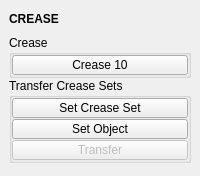
First picture: the form in tentacle/ui/crease.ui, repository m3trik/tentacle, before the edit.
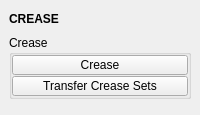
Second picture: the form after the edit. Custom widgets are drawn as their Qt base class.

```diff
--- a/tentacle/ui/crease.ui
+++ b/tentacle/ui/crease.ui
@@ -10,7 +10,7 @@
     <x>0</x>
     <y>0</y>
     <width>200</width>
-    <height>176</height>
+    <height>115</height>
    </rect>
   </property>
   <property name="layoutDirection">
@@ -200,7 +200,7 @@
             <string>&lt;html&gt;&lt;head/&gt;&lt;body&gt;&lt;p&gt;Edit the crease value of any selected components&lt;/p&gt;&lt;/body&gt;&lt;/html&gt;</string>
            </property>
            <property name="text">
-            <string>Crease 10</string>
+            <string>Crease</string>
            </property>
            <property name="iconSize">
             <size>
@@ -210,108 +210,10 @@
            </property>
           </widget>
          </item>
-        </layout>
-       </widget>
-      </item>
-      <item>
-       <widget class="QGroupBox" name="Transfer_Crease_Sets">
-        <property name="title">
-         <string>Transfer Crease Sets</string>
-        </property>
-        <layout class="QVBoxLayout" name="verticalLayout_2">
-         <property name="spacing">
-          <number>1</number>
-         </property>
-         <property name="leftMargin">
-          <number>0</number>
-         </property>
-         <property name="topMargin">
-          <number>0</number>
-         </property>
-         <property name="rightMargin">
-          <number>0</number>
-         </property>
-         <property name="bottomMargin">
-          <number>0</number>
-         </property>
-         <item>
-          <widget class="QPushButton" name="b000">
-           <property name="minimumSize">
-            <size>
-             <width>0</width>
-             <height>20</height>
-            </size>
-           </property>
-           <property name="maximumSize">
-            <size>
-             <width>16777215</width>
-             <height>20</height>
-            </size>
-           </property>
-           <property name="toolTip">
-            <string/>
-           </property>
-           <property name="text">
-            <string>Set Crease Set</string>
-           </property>
-           <property name="checkable">
-            <bool>true</bool>
-           </property>
-           <property name="autoDefault">
-            <bool>true</bool>
-           </property>
-           <property name="default">
-            <bool>false</bool>
-           </property>
-           <property name="flat">
-            <bool>false</bool>
-           </property>
-           <property name="bnabled" stdset="0">
-            <bool>true</bool>
-           </property>
-          </widget>
-         </item>
-         <item>
-          <widget class="QPushButton" name="b001">
-           <property name="minimumSize">
-            <size>
-             <width>0</width>
-             <height>20</height>
-            </size>
-           </property>
-           <property name="maximumSize">
-            <size>
-             <width>16777215</width>
-             <height>20</height>
-            </size>
-           </property>
-           <property name="toolTip">
-            <string/>
-           </property>
-           <property name="text">
-            <string>Set Object</string>
-           </property>
-           <property name="checkable">
-            <bool>true</bool>
-           </property>
-           <property name="autoDefault">
-            <bool>true</bool>
-           </property>
-           <property name="default">
-            <bool>false</bool>
-           </property>
-           <property name="flat">
-            <bool>false</bool>
-           </property>
-           <property name="bnabled" stdset="0">
-            <bool>true</bool>
-           </property>
-          </widget>
-         </item>
          <item>
           <widget class="QPushButton" name="b002">
            <property name="enabled">
-            <bool>false</bool>
+            <bool>true</bool>
            </property>
            <property name="minimumSize">
             <size>
@@ -329,7 +231,7 @@
             <string/>
            </property>
            <property name="text">
-            <string>Transfer</string>
+            <string>Transfer Crease Sets</string>
            </property>
            <property name="autoDefault">
             <bool>true</bool>
```
Left out of the diff: 4 changed lines with no effect on the pictures.
